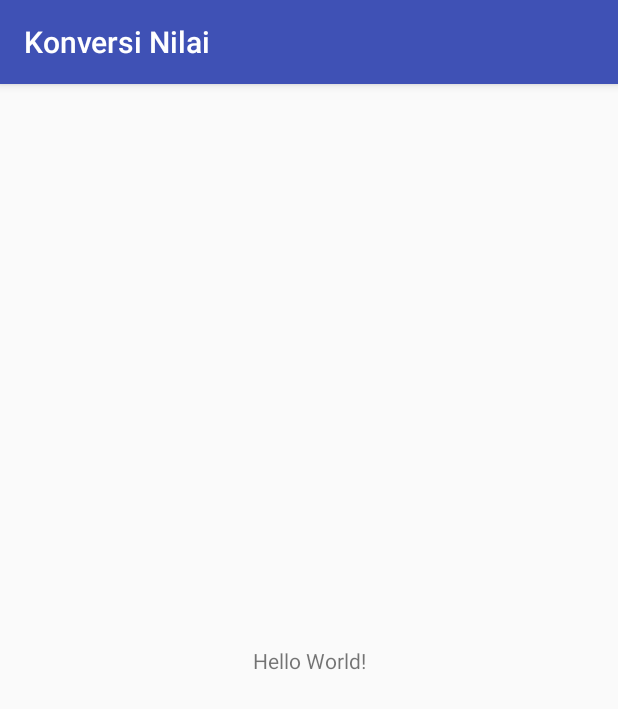
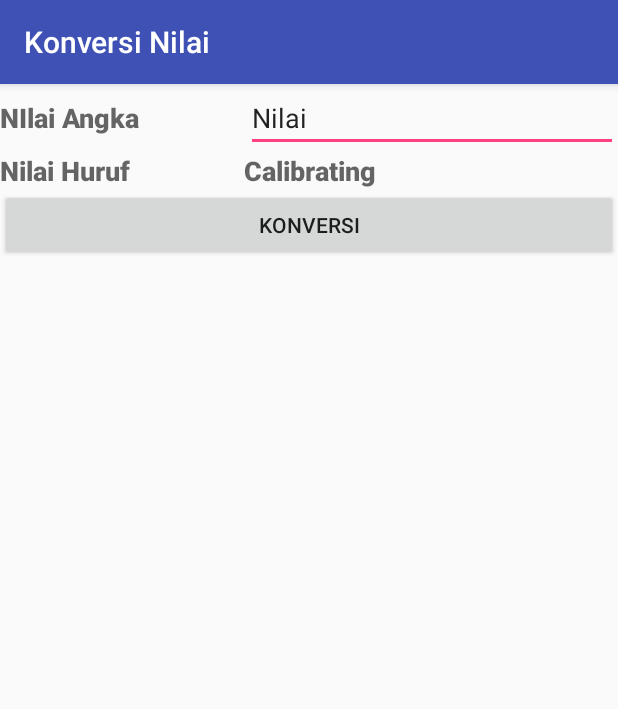
Before and after one commit to rafiarr/KonversiNilai, an Android app: the screen it shows after launch (MainActivity), on a phone screen of 412 x 824 dp. Shown: the top 709 px of the screen. Run offline under Robolectric (Android 15) with nearby library versions, the phone set to English and light mode, and no system bars.

Commit message:
Siap dicoba

```diff
--- a/app/src/main/java/com/example/admin/konversinilai/MainActivity.java
+++ b/app/src/main/java/com/example/admin/konversinilai/MainActivity.java
@@ -2,12 +2,50 @@ package com.example.admin.konversinilai;
 
 import android.support.v7.app.AppCompatActivity;
 import android.os.Bundle;
+import android.view.View;
+import android.widget.EditText;
+import android.widget.TextView;
 
 public class MainActivity extends AppCompatActivity {
 
+    TextView nilaiHuruf;
+    EditText inputNilai;
     @Override
     protected void onCreate(Bundle savedInstanceState) {
         super.onCreate(savedInstanceState);
         setContentView(R.layout.activity_main);
+        nilaiHuruf = (TextView) findViewById(R.id.nilaiHuruf);
+        inputNilai = (EditText) findViewById(R.id.inputNilai);
+    }
+
+    public void konversi(View view) {
+        double nilai = Double.parseDouble(inputNilai.getText().toString());
+        if(nilai < 0) {
+            nilaiHuruf.setText("Nilai tidak valid");
+        }
+        else if(nilai < 30){
+            nilaiHuruf.setText("E");
+        }
+        else if(nilai < 50){
+            nilaiHuruf.setText("D");
+        }
+        else if (nilai < 60){
+            nilaiHuruf.setText("C");
+        }
+        else if (nilai < 70){
+            nilaiHuruf.setText("BC");
+        }
+        else if (nilai < 75){
+            nilaiHuruf.setText("B");
+        }
+        else if (nilai < 85){
+            nilaiHuruf.setText("AB");
+        }
+        else if (nilai < 100) {
+            nilaiHuruf.setText("A");
+        }
+        else {
+            nilaiHuruf.setText("Angka tidak valid");
+        }
     }
 }
--- a/app/src/main/res/layout/activity_main.xml
+++ b/app/src/main/res/layout/activity_main.xml
@@ -6,13 +6,74 @@
     android:layout_height="match_parent"
     tools:context="com.example.admin.konversinilai.MainActivity">
 
-    <TextView
-        android:layout_width="wrap_content"
-        android:layout_height="wrap_content"
-        android:text="Hello World!"
-        app:layout_constraintBottom_toBottomOf="parent"
-        app:layout_constraintLeft_toLeftOf="parent"
-        app:layout_constraintRight_toRightOf="parent"
-        app:layout_constraintTop_toTopOf="parent" />
+    <LinearLayout
+        android:layout_width="match_parent"
+        android:layout_height="match_parent"
+        android:orientation="vertical">
 
+        <LinearLayout
+            android:layout_width="match_parent"
+            android:layout_height="wrap_content"
+            android:orientation="horizontal">
+
+            <TextView
+                android:id="@+id/textView"
+                android:layout_width="129dp"
+                android:layout_height="wrap_content"
+                android:layout_weight="1"
+                android:text="NIlai Angka"
+                android:textAppearance="@android:style/TextAppearance.DeviceDefault.Medium"
+                android:textStyle="bold" />
+
+            <EditText
+                android:id="@+id/inputNilai"
+                android:layout_width="wrap_content"
+                android:layout_height="wrap_content"
+                android:layout_weight="1"
+                android:ems="10"
+                android:inputType="number"
+                android:selectAllOnFocus="false"
+                android:singleLine="false"
+                android:text="Nilai" />
+        </LinearLayout>
+
+        <LinearLayout
+            android:layout_width="match_parent"
+            android:layout_height="wrap_content"
+            android:orientation="horizontal">
+
+            <TextView
+                android:id="@+id/textView2"
+                android:layout_width="2dp"
+                android:layout_height="wrap_content"
+                android:layout_weight="1"
+                android:text="Nilai Huruf"
+                android:textAppearance="@android:style/TextAppearance.DeviceDefault.Medium"
+                android:textStyle="bold" />
+
+            <TextView
+                android:id="@+id/nilaiHuruf"
+                android:layout_width="wrap_content"
+                android:layout_height="wrap_content"
+                android:layout_weight="1"
+                android:text="Calibrating"
+                android:textAppearance="@android:style/TextAppearance.DeviceDefault.Medium"
+                android:textStyle="bold" />
+
+        </LinearLayout>
+
+        <LinearLayout
+            android:layout_width="match_parent"
+            android:layout_height="match_parent"
+            android:orientation="horizontal">
+
+            <Button
+                android:id="@+id/button"
+                android:layout_width="wrap_content"
+                android:layout_height="wrap_content"
+                android:layout_weight="1"
+                android:text="Konversi"
+                android:onClick="konversi" />
+        </LinearLayout>
+    </LinearLayout>
 </android.support.constraint.ConstraintLayout>
```
